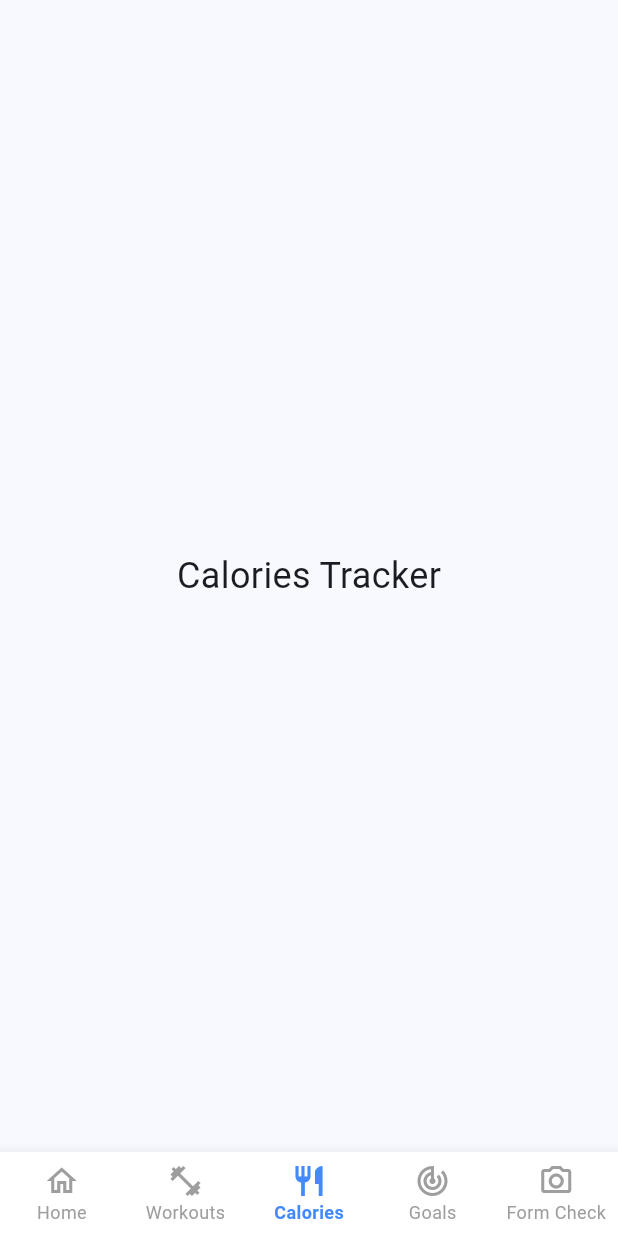
After one commit to Razvannb/OmniFit, a Flutter app: the MainScreen screen opened by its route, item 3 of the bottom bar chosen, on a phone screen of 412 x 824 dp. The commit adds this screen. Run offline on Flutter 3.47's test engine with Material 3 defaults, Android fonts, the phone set to English and light mode, and no system bars; our stand-ins replace camera, go_router; missing offline and left inert: google_mlkit_pose_detection.

Commit message:
Add navigation bar and reworked the add workout system

```diff
--- a/omnifit_frontend/lib/main.dart
+++ b/omnifit_frontend/lib/main.dart
@@ -1,8 +1,7 @@
 import 'package:flutter/material.dart';
 import 'package:go_router/go_router.dart';
 import 'screens/login_screen.dart';
-import 'screens/dashboard_screen.dart';
-import 'screens/workout_screen.dart';
+import 'screens/main_screen.dart';
 
 void main() {
   runApp(const OmniFitApp());
@@ -11,14 +10,13 @@ void main() {
 final GoRouter _router = GoRouter(
   initialLocation: '/',
   routes: [
-    GoRoute(path: '/', builder: (context, state) => const LoginScreen()),
+    GoRoute(
+      path: '/',
+      builder: (context, state) => const LoginScreen(),
+    ),
     GoRoute(
       path: '/dashboard',
-      builder: (context, state) => const DashboardScreen(),
-    ),
-    GoRoute(
-      path: '/workout',
-      builder: (context, state) => const WorkoutScreen(),
+      builder: (context, state) => const MainScreen(),
     ),
   ],
 );
--- /dev/null
+++ b/omnifit_frontend/lib/screens/main_screen.dart
@@ -0,0 +1,78 @@
+import 'package:flutter/material.dart';
+import 'workout_screen.dart'; // Importăm ecranul de antrenament creat de tine
+
+class MainScreen extends StatefulWidget {
+  const MainScreen({super.key});
+
+  @override
+  State<MainScreen> createState() => _MainScreenState();
+}
+
+class _MainScreenState extends State<MainScreen> {
+  // Setăm indexul inițial la 1 (Workouts), exact ca în imaginea ta
+  int _selectedIndex = 1;
+
+  // Aici definim lista de ecrane care se vor schimba când apeși pe tab-uri
+  final List<Widget> _screens = [
+    const Center(child: Text('Home Dashboard', style: TextStyle(fontSize: 24))), // 0: Home
+    const WorkoutScreen(),                                                       // 1: Workouts
+    const Center(child: Text('Calories Tracker', style: TextStyle(fontSize: 24))),// 2: Calories
+    const Center(child: Text('Goals & Progress', style: TextStyle(fontSize: 24))),// 3: Goals
+    const Center(child: Text('AI Form Check', style: TextStyle(fontSize: 24))),   // 4: Form Check
+  ];
+
+  void _onItemTapped(int index) {
+    setState(() {
+      _selectedIndex = index;
+    });
+  }
+
+  @override
+  Widget build(BuildContext context) {
+    return Scaffold(
+      // Afișăm ecranul corespunzător indexului selectat
+      body: _screens[_selectedIndex],
+
+      // Bara de navigație de jos
+      bottomNavigationBar: BottomNavigationBar(
+        type: BottomNavigationBarType.fixed, // Esențial pentru a afișa toate cele 5 tab-uri corect
+        backgroundColor: Colors.white,
+        currentIndex: _selectedIndex,
+        onTap: _onItemTapped,
+        selectedItemColor: Colors.blueAccent, // Culoarea din imagine pentru cel activ
+        unselectedItemColor: Colors.grey,     // Culoarea pentru cele inactive
+        selectedLabelStyle: const TextStyle(fontWeight: FontWeight.bold, fontSize: 12),
+        unselectedLabelStyle: const TextStyle(fontWeight: FontWeight.normal, fontSize: 12),
+        elevation: 8, // O mică umbră deasupra barei
+        items: const [
+          BottomNavigationBarItem(
+            icon: Icon(Icons.home_outlined),
+            activeIcon: Icon(Icons.home),
+            label: 'Home',
+          ),
+          BottomNavigationBarItem(
+            icon: Icon(Icons.fitness_center_outlined),
+            activeIcon: Icon(Icons.fitness_center),
+            label: 'Workouts',
+          ),
+          BottomNavigationBarItem(
+            // Am înlocuit mărul cu o iconiță stabilă de Nutriție/Calorii
+            icon: Icon(Icons.restaurant_outlined),
+            activeIcon: Icon(Icons.restaurant),
+            label: 'Calories',
+          ),
+          BottomNavigationBarItem(
+            icon: Icon(Icons.track_changes_outlined),
+            activeIcon: Icon(Icons.track_changes),
+            label: 'Goals',
+          ),
+          BottomNavigationBarItem(
+            icon: Icon(Icons.camera_alt_outlined),
+            activeIcon: Icon(Icons.camera_alt),
+            label: 'Form Check',
+          ),
+        ],
+      ),
+    );
+  }
+}
```
Also changed, not shown: omnifit_frontend/lib/screens/workout_screen.dart (+99 -55 lines).
